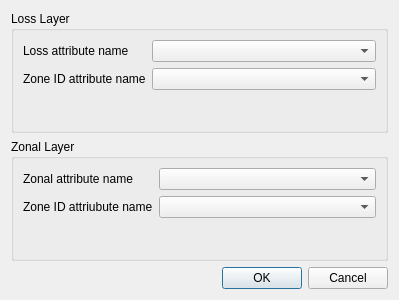
The window that svir/ui/ui_attribute_selection.ui (gem/oq-irmt-qgis) describes before a commit, drawn with Qt 5.
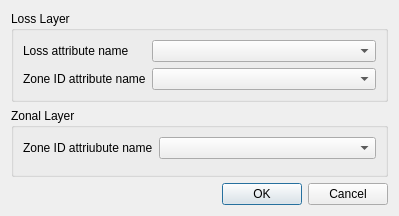
The same window after the commit.

Commit message: Remove combobox 'zonal attribute name' from attribute selection dialog, because it is not used anymore

```diff
--- a/svir/ui/ui_attribute_selection.ui
+++ b/svir/ui/ui_attribute_selection.ui
@@ -10,7 +10,7 @@
     <x>0</x>
     <y>0</y>
     <width>399</width>
-    <height>300</height>
+    <height>216</height>
    </rect>
   </property>
   <property name="windowTitle">
@@ -65,24 +65,17 @@
       <string>Zonal Layer</string>
      </property>
      <layout class="QFormLayout" name="formLayout_2">
+      <property name="fieldGrowthPolicy">
+       <enum>QFormLayout::AllNonFixedFieldsGrow</enum>
+      </property>
       <item row="0" column="0">
-       <widget class="QLabel" name="zonal_attr_name_lbl">
-        <property name="text">
-         <string>Zonal attribute name</string>
-        </property>
-       </widget>
-      </item>
-      <item row="0" column="1">
-       <widget class="QComboBox" name="zonal_attr_name_cbox"/>
-      </item>
-      <item row="1" column="0">
        <widget class="QLabel" name="zone_id_attr_name_zone_lbl">
         <property name="text">
          <string>Zone ID attriubute name</string>
         </property>
        </widget>
       </item>
-      <item row="1" column="1">
+      <item row="0" column="1">
        <widget class="QComboBox" name="zone_id_attr_name_zone_cbox"/>
       </item>
      </layout>
```
Left out of the diff: 2 changed lines with no effect on the pictures. The commit also changes 2 other files.
